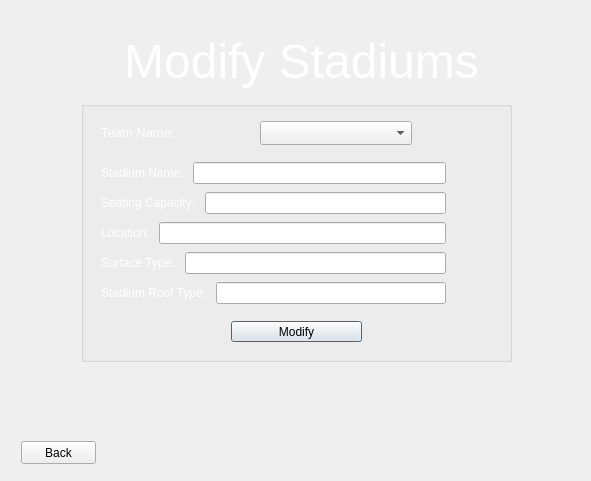
Jesus0342/CS1D-Project-2, file adminwindow.ui: the form before one commit.
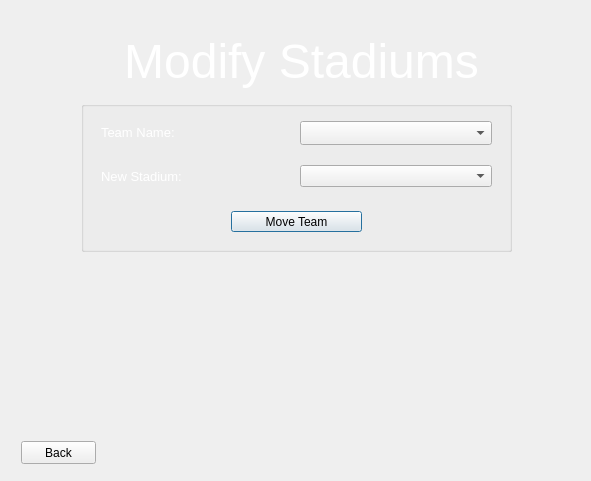
The form after the commit.

Commit message: updated modify stadiums function

Patch:
```diff
--- a/adminwindow.ui
+++ b/adminwindow.ui
@@ -39,7 +39,7 @@
          <x>70</x>
          <y>90</y>
          <width>431</width>
-         <height>261</height>
+         <height>151</height>
         </rect>
        </property>
        <property name="title">
@@ -50,7 +50,7 @@
          <rect>
           <x>20</x>
           <y>20</y>
-          <width>311</width>
+          <width>391</width>
           <height>24</height>
          </rect>
         </property>
@@ -89,13 +89,13 @@
         <property name="geometry">
          <rect>
           <x>150</x>
-          <y>220</y>
+          <y>110</y>
           <width>131</width>
           <height>21</height>
          </rect>
         </property>
         <property name="text">
-         <string>Modify</string>
+         <string>Move Team</string>
         </property>
        </widget>
        <widget class="QWidget" name="layoutWidget_7">
@@ -104,191 +104,19 @@
           <x>20</x>
           <y>60</y>
           <width>391</width>
-          <height>24</height>
+          <height>31</height>
          </rect>
         </property>
         <layout class="QHBoxLayout" name="horizontalLayout_9">
          <item>
-          <widget class="QLabel" name="label_10">
-           <property name="styleSheet">
-            <string notr="true">font: 10pt &quot;MS Shell Dlg 2&quot;;</string>
-           </property>
+          <widget class="QLabel" name="label_9">
            <property name="text">
-            <string>&lt;html&gt;&lt;head/&gt;&lt;body&gt;&lt;p&gt;&lt;span style=&quot; color:#ffffff;&quot;&gt;Stadium Name:             &lt;/span&gt;&lt;/p&gt;&lt;/body&gt;&lt;/html&gt;</string>
+            <string>&lt;html&gt;&lt;head/&gt;&lt;body&gt;&lt;p&gt;&lt;span style=&quot; font-size:10pt; color:#ffffff;&quot;&gt;New Stadium:&lt;/span&gt;&lt;/p&gt;&lt;/body&gt;&lt;/html&gt;</string>
            </property>
           </widget>
          </item>
          <item>
-          <widget class="QLineEdit" name="lineEdit_stadiumName">
-           <property name="enabled">
-            <bool>true</bool>
-           </property>
-          </widget>
-         </item>
-         <item>
-          <widget class="QLabel" name="label_stadiumNameModified">
-           <property name="minimumSize">
-            <size>
-             <width>40</width>
-             <height>0</height>
-            </size>
-           </property>
-           <property name="text">
-            <string/>
-           </property>
-          </widget>
-         </item>
-        </layout>
-       </widget>
-       <widget class="QWidget" name="layoutWidget_8">
-        <property name="geometry">
-         <rect>
-          <x>20</x>
-          <y>90</y>
-          <width>391</width>
-          <height>24</height>
-         </rect>
-        </property>
-        <layout class="QHBoxLayout" name="horizontalLayout_10">
-         <item>
-          <widget class="QLabel" name="label_11">
-           <property name="styleSheet">
-            <string notr="true">font: 10pt &quot;MS Shell Dlg 2&quot;;</string>
-           </property>
-           <property name="text">
-            <string>&lt;html&gt;&lt;head/&gt;&lt;body&gt;&lt;p&gt;&lt;span style=&quot; color:#ffffff;&quot;&gt;Seating Capacity:          &lt;/span&gt;&lt;/p&gt;&lt;/body&gt;&lt;/html&gt;</string>
-           </property>
-          </widget>
-         </item>
-         <item>
-          <widget class="QLineEdit" name="lineEdit_stadiumSeatingCapacity"/>
-         </item>
-         <item>
-          <widget class="QLabel" name="label_seatingCapacityModified">
-           <property name="minimumSize">
-            <size>
-             <width>40</width>
-             <height>0</height>
-            </size>
-           </property>
-           <property name="text">
-            <string/>
-           </property>
-          </widget>
-         </item>
-        </layout>
-       </widget>
-       <widget class="QWidget" name="layoutWidget_9">
-        <property name="geometry">
-         <rect>
-          <x>20</x>
-          <y>120</y>
-          <width>391</width>
-          <height>24</height>
-         </rect>
-        </property>
-        <layout class="QHBoxLayout" name="horizontalLayout_11">
-         <item>
-          <widget class="QLabel" name="label_12">
-           <property name="styleSheet">
-            <string notr="true">font: 10pt &quot;MS Shell Dlg 2&quot;;</string>
-           </property>
-           <property name="text">
-            <string>&lt;html&gt;&lt;head/&gt;&lt;body&gt;&lt;p&gt;&lt;span style=&quot; color:#ffffff;&quot;&gt;Location:                      &lt;/span&gt;&lt;/p&gt;&lt;/body&gt;&lt;/html&gt;</string>
-           </property>
-          </widget>
-         </item>
-         <item>
-          <widget class="QLineEdit" name="lineEdit_stadiumLocation"/>
-         </item>
-         <item>
-          <widget class="QLabel" name="label_locationModified">
-           <property name="minimumSize">
-            <size>
-             <width>40</width>
-             <height>0</height>
-            </size>
-           </property>
-           <property name="text">
-            <string/>
-           </property>
-          </widget>
-         </item>
-        </layout>
-       </widget>
-       <widget class="QWidget" name="layoutWidget_10">
-        <property name="geometry">
-         <rect>
-          <x>20</x>
-          <y>150</y>
-          <width>391</width>
-          <height>24</height>
-         </rect>
-        </property>
-        <layout class="QHBoxLayout" name="horizontalLayout_12">
-         <item>
-          <widget class="QLabel" name="label_13">
-           <property name="styleSheet">
-            <string notr="true">font: 10pt &quot;MS Shell Dlg 2&quot;;</string>
-           </property>
-           <property name="text">
-            <string>&lt;html&gt;&lt;head/&gt;&lt;body&gt;&lt;p&gt;&lt;span style=&quot; color:#ffffff;&quot;&gt;Surface Type:               &lt;/span&gt;&lt;/p&gt;&lt;/body&gt;&lt;/html&gt;</string>
-           </property>
-          </widget>
-         </item>
-         <item>
-          <widget class="QLineEdit" name="lineEdit_stadiumSurfaceType"/>
-         </item>
-         <item>
-          <widget class="QLabel" name="label_surfaceTypeModified">
-           <property name="minimumSize">
-            <size>
-             <width>40</width>
-             <height>0</height>
-            </size>
-           </property>
-           <property name="text">
-            <string/>
-           </property>
-          </widget>
-         </item>
-        </layout>
-       </widget>
-       <widget class="QWidget" name="layoutWidget_11">
-        <property name="geometry">
-         <rect>
-          <x>20</x>
-          <y>180</y>
-          <width>391</width>
-          <height>24</height>
-         </rect>
-        </property>
-        <layout class="QHBoxLayout" name="horizontalLayout_13">
-         <item>
-          <widget class="QLabel" name="label_14">
-           <property name="styleSheet">
-            <string notr="true">font: 10pt &quot;MS Shell Dlg 2&quot;;</string>
-           </property>
-           <property name="text">
-            <string>&lt;html&gt;&lt;head/&gt;&lt;body&gt;&lt;p&gt;&lt;span style=&quot; color:#ffffff;&quot;&gt;Stadium Roof Type:       &lt;/span&gt;&lt;/p&gt;&lt;/body&gt;&lt;/html&gt;</string>
-           </property>
-          </widget>
-         </item>
-         <item>
-          <widget class="QLineEdit" name="lineEdit_stadiumRoofType"/>
-         </item>
-         <item>
-          <widget class="QLabel" name="label_roofTypeModified">
-           <property name="minimumSize">
-            <size>
-             <width>40</width>
-             <height>0</height>
-            </size>
-           </property>
-           <property name="text">
-            <string/>
-           </property>
-          </widget>
+          <widget class="QComboBox" name="comboBox_newStadium"/>
          </item>
         </layout>
        </widget>
```
The commit also changes 35 other files.
